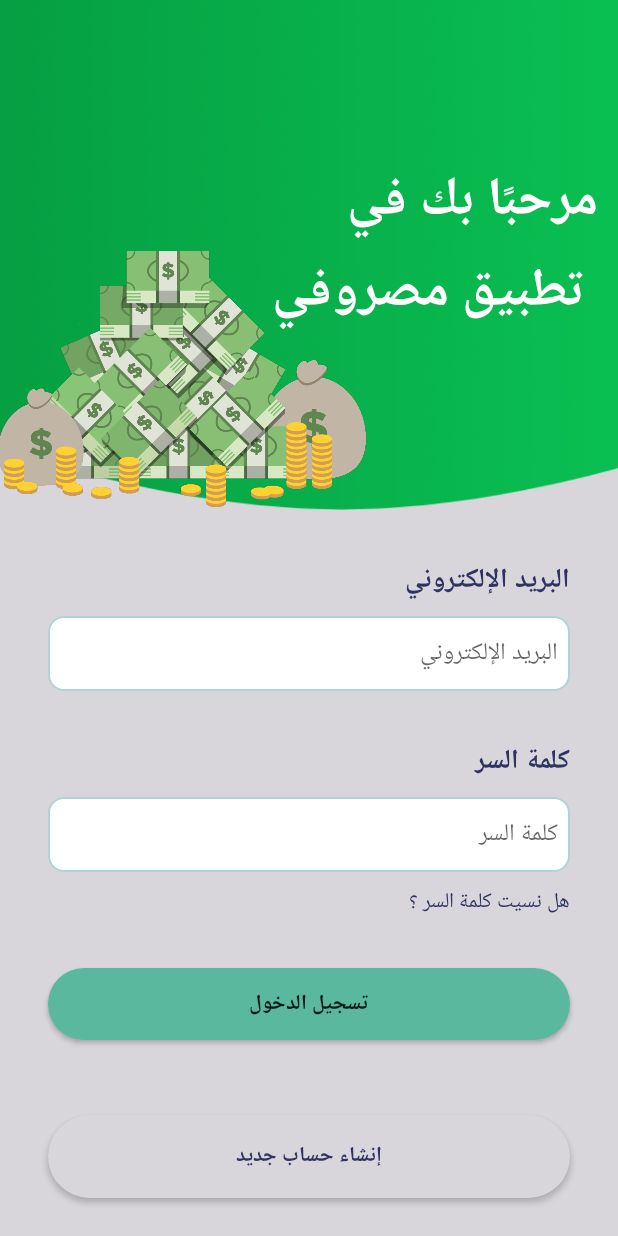
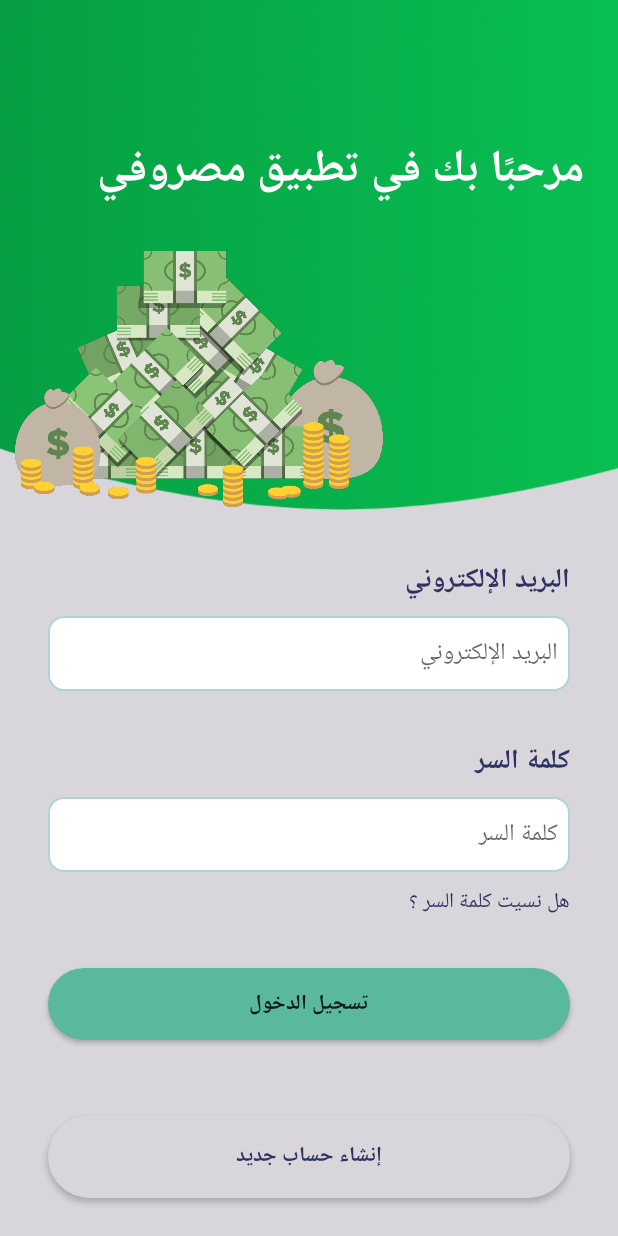
Before and after one commit to Adam-Saleem/Masroofe, an Android app: the screen it shows after launch (LoginActivity), on a phone screen of 412 x 824 dp. Run offline under Robolectric (Android 15) with nearby library versions, the phone set to English and light mode, and no system bars.

Commit message:
editLayoutScreen2

```diff
--- a/app/src/main/res/layout/login_activity.xml
+++ b/app/src/main/res/layout/login_activity.xml
@@ -31,23 +31,23 @@
         android:id="@+id/titleInLoginActivity"
         android:layout_width="wrap_content"
         android:layout_height="wrap_content"
-        android:layout_marginEnd="8dp"
+        android:layout_marginEnd="16dp"
         android:text="@string/mainTitleInLoginActivity"
         android:textColor="@color/white"
-        android:textSize="35sp"
+        android:textSize="30sp"
         android:textStyle="bold"
         app:layout_constraintBottom_toBottomOf="@+id/topBackgrond"
         app:layout_constraintEnd_toEndOf="parent"
-        app:layout_constraintHorizontal_bias="0.972"
+        app:layout_constraintHorizontal_bias="0.909"
         app:layout_constraintStart_toStartOf="parent"
         app:layout_constraintTop_toTopOf="parent"
-        app:layout_constraintVertical_bias="0.478" />
+        app:layout_constraintVertical_bias="0.307" />
 
     <ImageView
         android:id="@+id/imgMoney"
         android:layout_width="245dp"
         android:layout_height="177dp"
-        android:layout_marginStart="72dp"
+        android:layout_marginStart="84dp"
         android:layout_marginTop="16dp"
         app:layout_constraintBottom_toBottomOf="@+id/topBackgrond"
         app:layout_constraintStart_toStartOf="@+id/topBackgrond"
--- a/app/src/main/res/values/strings.xml
+++ b/app/src/main/res/values/strings.xml
@@ -1,7 +1,7 @@
 <resources>
     <string name="app_name">Masroofe</string>
     <string name="titleNameInSplashActivity">MASROOFE</string>
-    <string name="mainTitleInLoginActivity">مرحبًا بك في\n تطبيق مصروفي</string>
+    <string name="mainTitleInLoginActivity">مرحبًا بك في تطبيق مصروفي</string>
     <string name="emailTitle">البريد الإلكتروني</string>
     <string name="passwordTitle">كلمة السر</string>
     <string name="forgetPass"> هل نسيت كلمة السر ؟</string>
```
